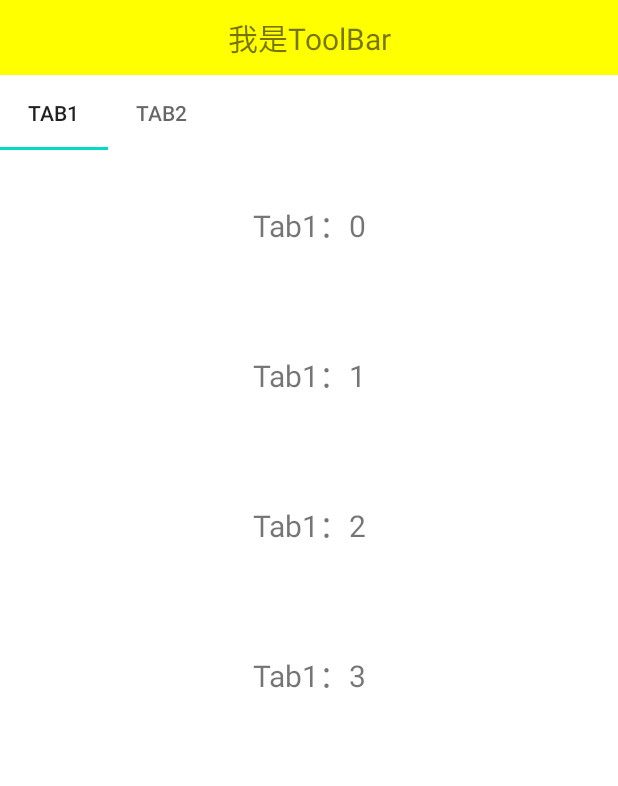
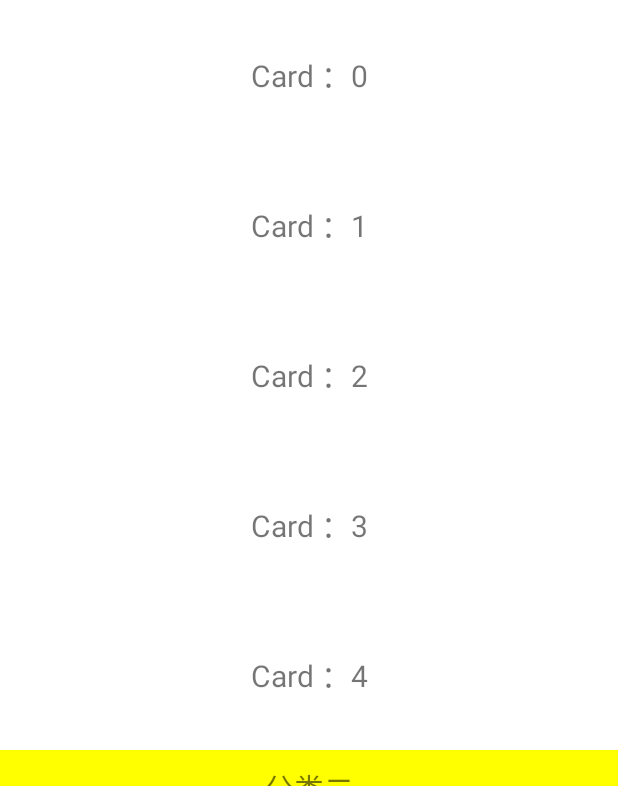
Before and after one commit to Love667767/ViewDemo, an Android app: the AppBarLayoutActivity screen opened directly, with no data from a screen before it, on a phone screen of 412 x 824 dp, the part 450-1236 px from its top. Run offline under Robolectric (Android 15) with nearby library versions, the phone set to English and light mode, and no system bars.

Commit message:
自定义Behavior

```diff
--- a/app/src/main/AndroidManifest.xml
+++ b/app/src/main/AndroidManifest.xml
@@ -28,6 +28,7 @@
         <activity android:name=".nestedScrolling.AppBarLayoutActivity" android:screenOrientation="portrait"/>
         <activity android:name=".nestedScrolling.SuspendedLayoutActivity" android:screenOrientation="portrait"/>
         <activity android:name=".nestedScrolling.StickyLayoutActivity" android:screenOrientation="portrait"/>
+        <activity android:name=".nestedScrolling.RecyclerViewBottomBehaviorActivity" android:screenOrientation="portrait"/>
     </application>
 
 </manifest>
--- a/app/src/main/java/com/elson/viewdemo/MainActivity.java
+++ b/app/src/main/java/com/elson/viewdemo/MainActivity.java
@@ -10,6 +10,7 @@ import android.widget.FrameLayout;
 import android.widget.TextView;
 
 import com.elson.viewdemo.nestedScrolling.AppBarLayoutActivity;
+import com.elson.viewdemo.nestedScrolling.RecyclerViewBottomBehaviorActivity;
 import com.elson.viewdemo.nestedScrolling.StickyLayoutActivity;
 import com.elson.viewdemo.nestedScrolling.SuspendedLayoutActivity;
 import com.elson.viewdemo.recyclerView.ItemDecorationActivity;
@@ -45,6 +46,7 @@ public class MainActivity extends AppCompatActivity {
         pageData.add(new PageData("Nested AppBarLayout", AppBarLayoutActivity.class));
         pageData.add(new PageData("Nested SuspendedLayout", SuspendedLayoutActivity.class));
         pageData.add(new PageData("Nested Sticky", StickyLayoutActivity.class));
+        pageData.add(new PageData("Nested BottomBehavior", RecyclerViewBottomBehaviorActivity.class));
 
         RecyclerView recyclerView = findViewById(R.id.recyclerView);
         recyclerView.setLayoutManager(new LinearLayoutManager(this));
--- a/app/src/main/java/com/elson/viewdemo/nestedScrolling/AppBarLayoutActivity.java
+++ b/app/src/main/java/com/elson/viewdemo/nestedScrolling/AppBarLayoutActivity.java
@@ -5,15 +5,23 @@ import android.widget.ImageView;
 
 import com.elson.viewdemo.ILog;
 import com.elson.viewdemo.R;
+import com.elson.viewdemo.nestedScrolling.adapter.HorizontalAdapter;
 import com.elson.viewdemo.nestedScrolling.fragment.TabFragment;
+import com.elson.viewdemo.recyclerView.adapter.PageAdapter;
+import com.elson.viewdemo.recyclerView.data.PageData;
+import com.elson.viewdemo.touch.TouchActivity;
 import com.google.android.material.appbar.AppBarLayout;
 import com.google.android.material.tabs.TabLayout;
+
+import java.util.ArrayList;
 
 import androidx.annotation.NonNull;
 import androidx.annotation.Nullable;
 import androidx.appcompat.app.AppCompatActivity;
 import androidx.fragment.app.Fragment;
 import androidx.fragment.app.FragmentPagerAdapter;
+import androidx.recyclerview.widget.LinearLayoutManager;
+import androidx.recyclerview.widget.RecyclerView;
 import androidx.viewpager.widget.ViewPager;
 
 public class AppBarLayoutActivity extends AppCompatActivity {
@@ -50,6 +58,30 @@ public class AppBarLayoutActivity extends AppCompatActivity {
             }
         });
 
+        RecyclerView cardRecyclerView = findViewById(R.id.cardRecyclerView1);
+        cardRecyclerView.setLayoutManager(new LinearLayoutManager(this, LinearLayoutManager.VERTICAL, false));
+        cardRecyclerView.setNestedScrollingEnabled(false);
+        ArrayList<PageData> pageData = new ArrayList<>();
+        for (int i = 0; i < 5; i++) {
+            pageData.add(new PageData( "Card ：" + i, TouchActivity.class));
+        }
+        PageAdapter pageAdapter = new PageAdapter(pageData);
+        cardRecyclerView.setAdapter(pageAdapter);
+        pageAdapter.notifyDataSetChanged();
+
+
+        RecyclerView cardRecyclerView2 = findViewById(R.id.cardRecyclerView2);
+        cardRecyclerView2.setLayoutManager(new LinearLayoutManager(this, LinearLayoutManager.HORIZONTAL, false));
+        cardRecyclerView2.setNestedScrollingEnabled(false);
+        ArrayList<PageData> pageData2 = new ArrayList<>();
+        for (int i = 0; i < 10; i++) {
+            pageData2.add(new PageData( "Card ：" + i, TouchActivity.class));
+        }
+        HorizontalAdapter pageAdapter2 = new HorizontalAdapter(pageData2);
+        cardRecyclerView2.setAdapter(pageAdapter2);
+        pageAdapter2.notifyDataSetChanged();
+
+
         final String[] titles = {"Tab1", "Tab2"};
         final Fragment[] fragments = {TabFragment.newInstance(titles[0]), TabFragment.newInstance(titles[1])};
         TabLayout tabLayout = findViewById(R.id.tabLayout);
--- a/app/src/main/java/com/elson/viewdemo/nestedScrolling/StickyLayoutActivity.java
+++ b/app/src/main/java/com/elson/viewdemo/nestedScrolling/StickyLayoutActivity.java
@@ -30,6 +30,7 @@ public class StickyLayoutActivity extends AppCompatActivity {
                 TabFragment.newInstance(titles[0]),
                 TabFragment.newInstance(titles[1])
         };
+
         TabLayout tabLayout = findViewById(R.id.tabLayout);
         tabLayout.setTabMode(TabLayout.MODE_SCROLLABLE);
         ViewPager viewPager = findViewById(R.id.viewPager);
--- /dev/null
+++ b/app/src/main/java/com/elson/viewdemo/nestedScrolling/adapter/HorizontalAdapter.java
@@ -0,0 +1,62 @@
+package com.elson.viewdemo.nestedScrolling.adapter;
+
+import android.graphics.Color;
+import android.view.Gravity;
+import android.view.ViewGroup;
+import android.widget.FrameLayout;
+import android.widget.TextView;
+
+import com.elson.viewdemo.recyclerView.data.PageData;
+
+import java.util.List;
+
+import androidx.annotation.NonNull;
+import androidx.recyclerview.widget.RecyclerView;
+
+/**
+ * @author elson
+ * @date 2021/7/4
+ * @Desc 水平的Adapter
+ */
+public class HorizontalAdapter extends RecyclerView.Adapter<HorizontalAdapter.SimpleViewHolder> {
+
+    private List<PageData> mPageData;
+
+    public HorizontalAdapter(List<PageData> pageData) {
+        mPageData = pageData;
+    }
+
+    @NonNull
+    @Override
+    public SimpleViewHolder onCreateViewHolder(@NonNull ViewGroup parent, int viewType) {
+        TextView textView = new TextView(parent.getContext());
+        textView.setGravity(Gravity.CENTER);
+        textView.setTextSize(20);
+        textView.setBackgroundColor(Color.GRAY);
+
+        FrameLayout.LayoutParams layoutParams = new FrameLayout.LayoutParams(300, 120 * 3);
+            layoutParams.setMargins(20, 0, 0, 0);
+        textView.setLayoutParams(layoutParams);
+        return new HorizontalAdapter.SimpleViewHolder(textView);
+    }
+
+    @Override
+    public void onBindViewHolder(@NonNull HorizontalAdapter.SimpleViewHolder holder, final int position) {
+        holder.mTextView.setText(mPageData.get(position).title);
+    }
+
+    @Override
+    public int getItemCount() {
+        return mPageData.size();
+    }
+
+    class SimpleViewHolder extends RecyclerView.ViewHolder {
+
+        public TextView mTextView;
+
+        public SimpleViewHolder(TextView textView) {
+            super(textView);
+            mTextView = textView;
+        }
+    }
+}
--- /dev/null
+++ b/app/src/main/java/com/elson/viewdemo/nestedScrolling/behavior/BottomBehavior.java
@@ -0,0 +1,58 @@
+package com.elson.viewdemo.nestedScrolling.behavior;
+
+import android.content.Context;
+import android.util.AttributeSet;
+import android.util.Log;
+import android.view.View;
+
+import com.google.android.material.appbar.AppBarLayout;
+
+import androidx.annotation.NonNull;
+import androidx.coordinatorlayout.widget.CoordinatorLayout;
+
+/**
+ * @author elson
+ * @date 2021/7/7
+ * @Desc
+ */
+public class BottomBehavior extends CoordinatorLayout.Behavior<View> {
+
+    private static final String TAG = BottomBehavior.class.getSimpleName();
+
+    private int mBottomHeight = 0;
+
+    public BottomBehavior(Context context, AttributeSet attrs) {
+        super(context, attrs);
+    }
+
+    @Override
+    public boolean layoutDependsOn(@NonNull CoordinatorLayout parent, @NonNull View child, @NonNull View dependency) {
+        return dependency instanceof AppBarLayout;
+    }
+
+    @Override
+    public boolean onLayoutChild(@NonNull CoordinatorLayout parent, @NonNull View child, int layoutDirection) {
+        CoordinatorLayout.LayoutParams layoutParams = (CoordinatorLayout.LayoutParams) child.getLayoutParams();
+        if (layoutParams != null && layoutParams.height != 0) {
+            mBottomHeight = layoutParams.height;
+            child.layout(0, parent.getHeight(), parent.getWidth(), parent.getHeight() + mBottomHeight);
+            return true;
+        }
+        return super.onLayoutChild(parent, child, layoutDirection);
+    }
+
+
+    @Override
+    public boolean onDependentViewChanged(@NonNull CoordinatorLayout parent, @NonNull View child, @NonNull View dependency) {
+        //计算出AppBarLayout移动的距离
+        int top = dependency.getTop();
+        Log.e(TAG, "AppBarLayout移动的距离" + top);
+        if (Math.abs(dependency.getTranslationY()) < mBottomHeight) {
+            int transY = Math.abs(top) > mBottomHeight ? -mBottomHeight : top;
+            child.setTranslationY(transY);
+            return true;
+        }
+        return super.onDependentViewChanged(parent, child, dependency);
+    }
+
+}
--- a/app/src/main/res/layout/activity_nested_appbar.xml
+++ b/app/src/main/res/layout/activity_nested_appbar.xml
@@ -2,13 +2,8 @@
 <androidx.coordinatorlayout.widget.CoordinatorLayout xmlns:android="http://schemas.android.com/apk/res/android"
     xmlns:app="http://schemas.android.com/apk/res-auto"
     android:layout_width="match_parent"
+    android:id="@+id/coordinator"
     android:layout_height="match_parent">
-
-    <androidx.viewpager.widget.ViewPager
-        android:id="@+id/viewPager"
-        app:layout_behavior="@string/appbar_scrolling_view_behavior"
-        android:layout_width="match_parent"
-        android:layout_height="match_parent"/>
 
     <com.google.android.material.appbar.AppBarLayout
         android:id="@+id/appbarLayout"
@@ -21,15 +16,30 @@
             android:layout_height="300dp"
             android:scaleType="centerCrop"
             android:src="@mipmap/ic_launcher"
-            app:layout_scrollFlags="scroll|exitUntilCollapsed" />
+            android:visibility="visible"
+            app:layout_scrollFlags="scroll" />
+
+        <androidx.recyclerview.widget.RecyclerView
+            android:id="@+id/cardRecyclerView1"
+            android:layout_width="match_parent"
+            android:layout_height="wrap_content"
+            app:layout_scrollFlags="scroll" />
 
         <TextView
             android:layout_width="match_parent"
             android:layout_height="50dp"
             android:background="#FFFF00"
             android:gravity="center"
-            android:text="我是ToolBar"
-            android:textSize="20sp"/>
+            android:text="分类二"
+            android:textSize="20sp"
+            app:layout_scrollFlags="scroll" />
+
+
+        <androidx.recyclerview.widget.RecyclerView
+            android:id="@+id/cardRecyclerView2"
+            android:layout_width="match_parent"
+            android:layout_height="wrap_content"
+            app:layout_scrollFlags="scroll" />
 
         <com.google.android.material.tabs.TabLayout
             android:id="@+id/tabLayout"
@@ -38,4 +48,22 @@
 
     </com.google.android.material.appbar.AppBarLayout>
 
+    <androidx.viewpager.widget.ViewPager
+        android:id="@+id/viewPager"
+        android:layout_width="match_parent"
+        android:layout_height="match_parent"
+        app:layout_behavior="@string/appbar_scrolling_view_behavior" />
+
+    <TextView
+        android:layout_width="match_parent"
+        android:layout_height="100dp"
+        android:background="#FF0000"
+        android:gravity="center"
+        android:text="Title"
+        android:textColor="#FFFFFF"
+        android:textSize="20sp"
+        app:layout_anchor="@id/appbarLayout"
+        app:layout_anchorGravity="bottom"
+        app:layout_behavior=".nestedScrolling.behavior.BottomBehavior" />
+
 </androidx.coordinatorlayout.widget.CoordinatorLayout>
```
Also changed, not shown: app/src/main/java/com/elson/viewdemo/nestedScrolling/RecyclerViewBottomBehaviorActivity.java (added, +49 -0 lines), app/src/main/res/layout/activity_nested_recycler_bottom_behavior.xml (added, +62 -0 lines), app/src/main/res/layout/activity_nested_sticky.xml (+14 -1 lines).
